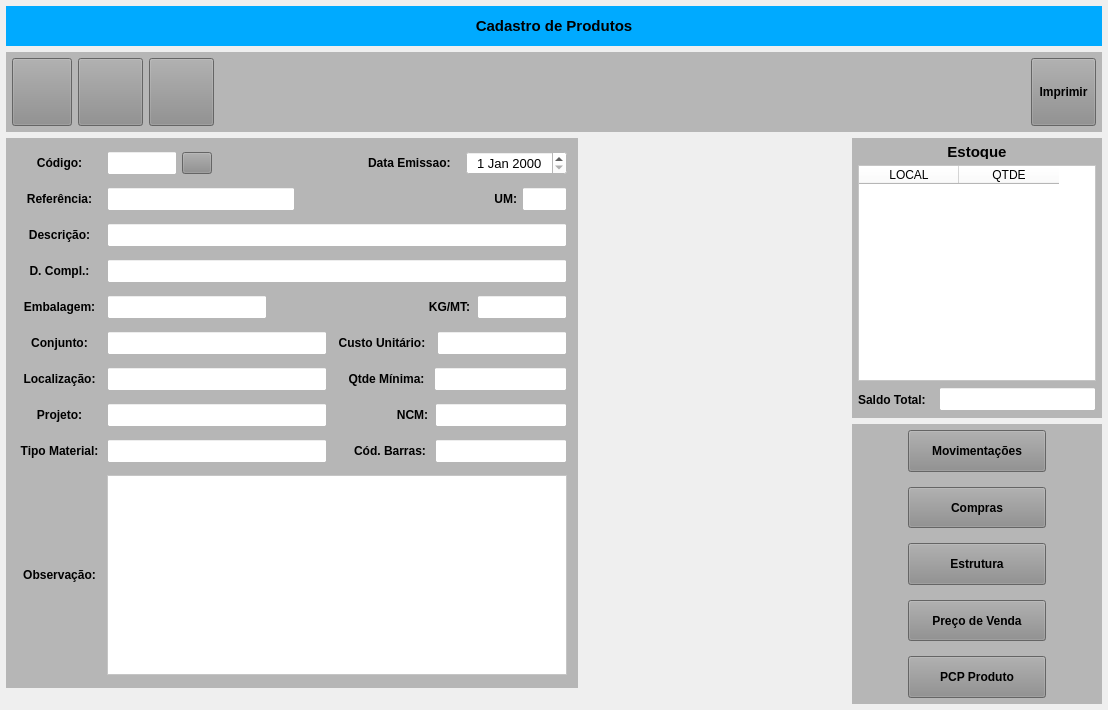
Qt form forms/tela_prod_consultar.ui (Azevedo84/erp_suzuki) before a commit.
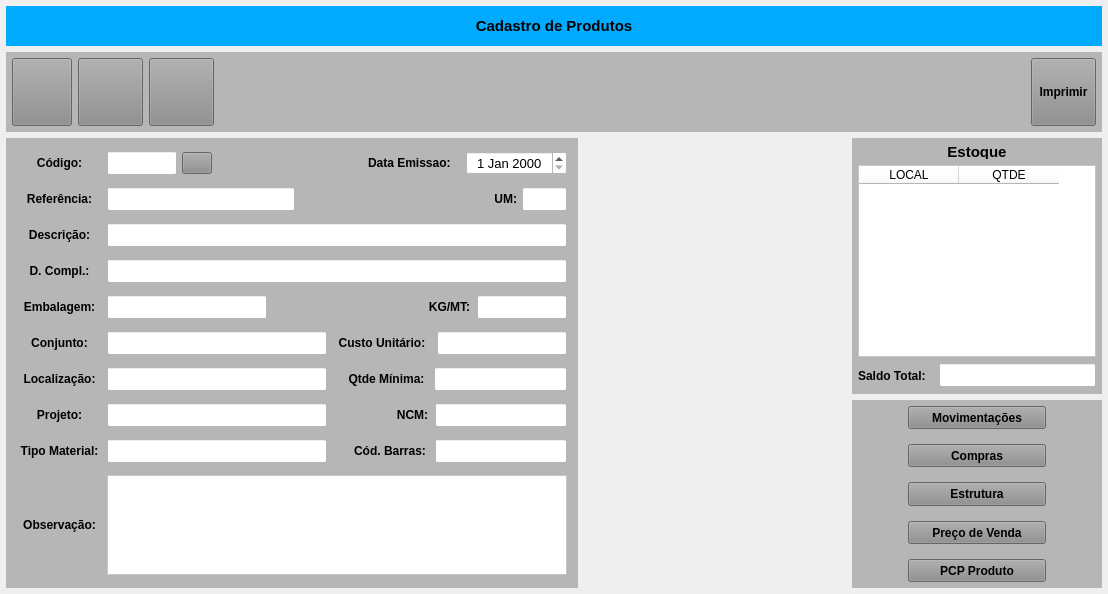
The same form after that commit. Icons and pictures are not drawn.

Patch:
```diff
--- a/forms/tela_prod_consultar.ui
+++ b/forms/tela_prod_consultar.ui
@@ -7,7 +7,7 @@
     <x>0</x>
     <y>0</y>
     <width>1108</width>
-    <height>710</height>
+    <height>594</height>
    </rect>
   </property>
   <property name="windowTitle">
@@ -445,13 +445,13 @@
             <property name="minimumSize">
              <size>
               <width>0</width>
-              <height>550</height>
+              <height>450</height>
              </size>
             </property>
             <property name="maximumSize">
              <size>
               <width>16777215</width>
-              <height>550</height>
+              <height>16777215</height>
              </size>
             </property>
             <property name="styleSheet">
@@ -2132,9 +2132,6 @@
             </layout>
            </widget>
           </item>
-          <item>
-           <widget class="QWidget" name="widget_7" native="true"/>
-          </item>
          </layout>
         </widget>
        </item>
```
